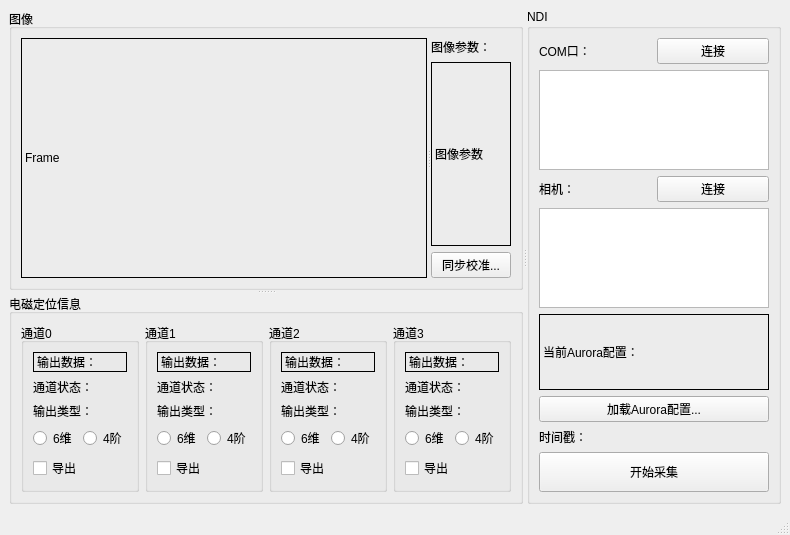
Above: mainwindow.ui from Backlory/VideoPoseSampler_QT before the change. Below: the same form after it.
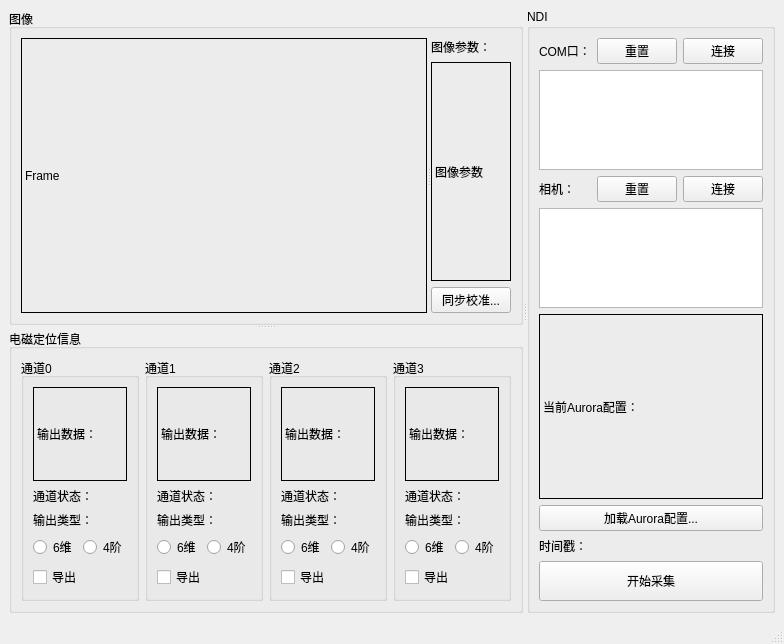
That is the form after the change.

The edit to the form file:
```diff
--- a/mainwindow.ui
+++ b/mainwindow.ui
@@ -6,8 +6,8 @@
    <rect>
     <x>0</x>
     <y>0</y>
-    <width>790</width>
-    <height>535</height>
+    <width>774</width>
+    <height>644</height>
    </rect>
   </property>
   <property name="windowTitle">
@@ -126,7 +126,7 @@
         <property name="sizePolicy">
          <sizepolicy hsizetype="Preferred" vsizetype="Preferred">
           <horstretch>0</horstretch>
-          <verstretch>0</verstretch>
+          <verstretch>1</verstretch>
          </sizepolicy>
         </property>
         <property name="title">
@@ -539,7 +539,14 @@
            </widget>
           </item>
           <item>
-           <widget class="QPushButton" name="pushButton">
+           <widget class="QPushButton" name="ComD_PbReset">
+            <property name="text">
+             <string>重置</string>
+            </property>
+           </widget>
+          </item>
+          <item>
+           <widget class="QPushButton" name="ComD_PbConnect">
             <property name="text">
              <string>连接</string>
             </property>
@@ -579,7 +586,14 @@
            </widget>
           </item>
           <item>
-           <widget class="QPushButton" name="pushButton_3">
+           <widget class="QPushButton" name="CamD_PbReset">
+            <property name="text">
+             <string>重置</string>
+            </property>
+           </widget>
+          </item>
+          <item>
+           <widget class="QPushButton" name="CamD_PbConnect">
             <property name="sizePolicy">
              <sizepolicy hsizetype="Preferred" vsizetype="Fixed">
               <horstretch>0</horstretch>
```
Left out of the diff: 64 changed lines with no effect on the pictures.
